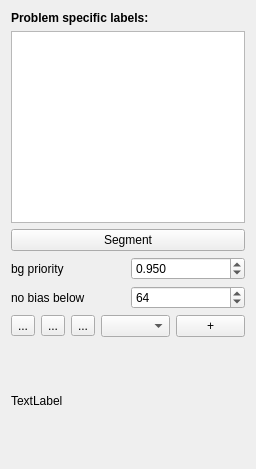
Above: workflows/carving/carvingDrawer.ui from ilastik/ilastik before the change. Below: the same form after it.
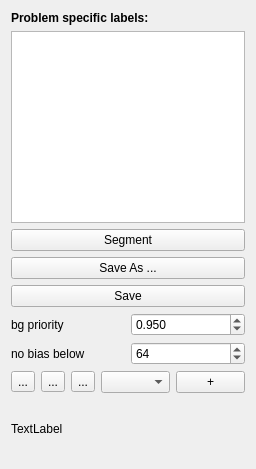
That is the form after the change. Custom widgets are drawn as their Qt base class.

Commit message: begin working on save objects

Patch:
```diff
--- a/workflows/carving/carvingDrawer.ui
+++ b/workflows/carving/carvingDrawer.ui
@@ -62,6 +62,20 @@
      </property>
     </widget>
    </item>
+   <item>
+    <widget class="QPushButton" name="saveAs">
+     <property name="text">
+      <string>Save As ...</string>
+     </property>
+    </widget>
+   </item>
+   <item>
+    <widget class="QPushButton" name="save">
+     <property name="text">
+      <string>Save</string>
+     </property>
+    </widget>
+   </item>
    <item>
     <layout class="QHBoxLayout" name="horizontalLayout_3">
      <item>
```
The commit also changes 1 other file.
